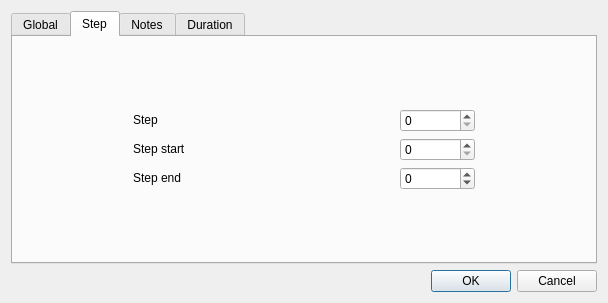
Old version of the form improviser/qtGUI/instrument.ui in the repository bspaans/improviser.
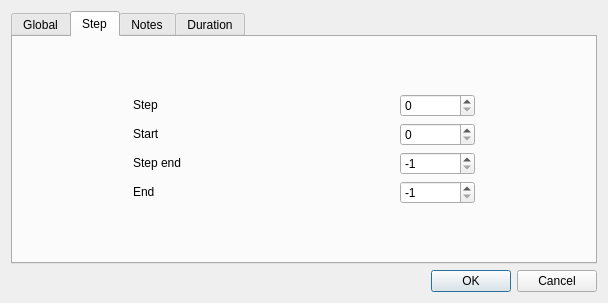
New version of the form. The open tabs and pages were chosen to show the change.

Commit message: Added global_end parameter to Instrument and Instrument editor.

```diff
--- a/improviser/qtGUI/instrument.ui
+++ b/improviser/qtGUI/instrument.ui
@@ -244,7 +244,7 @@
             </size>
            </property>
            <property name="text" >
-            <string>Step start</string>
+            <string>Start</string>
            </property>
           </widget>
          </item>
@@ -306,6 +306,35 @@
            <property name="maximum" >
             <number>10000</number>
            </property>
+           <property name="value" >
+            <number>-1</number>
+           </property>
+          </widget>
+         </item>
+         <item row="3" column="0" >
+          <widget class="QLabel" name="label_15" >
+           <property name="sizePolicy" >
+            <sizepolicy vsizetype="Fixed" hsizetype="Fixed" >
+             <horstretch>0</horstretch>
+             <verstretch>0</verstretch>
+            </sizepolicy>
+           </property>
+           <property name="text" >
+            <string>End</string>
+           </property>
+          </widget>
+         </item>
+         <item row="3" column="1" >
+          <widget class="QSpinBox" name="end" >
+           <property name="minimum" >
+            <number>-1</number>
+           </property>
+           <property name="maximum" >
+            <number>100000</number>
+           </property>
+           <property name="value" >
+            <number>-1</number>
+           </property>
           </widget>
          </item>
         </layout>
```
Left out of the diff: 145 changed lines with no effect on the pictures. The commit also changes 6 other files.
